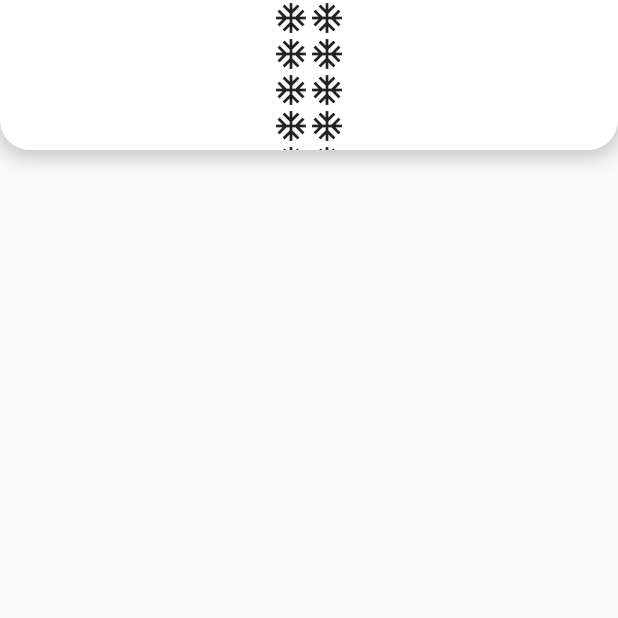
After one commit to ZaryabAlam/Bong, a Flutter app: the Cate2 screen opened directly, on a phone screen of 412 x 824 dp, the top half of it. The commit adds this screen. Run offline on Flutter 3.47's test engine with Material 2 defaults, Android fonts, the phone set to English and light mode, and no system bars; our stand-ins replace percent_indicator, smooth_page_indicator.

Commit message:
Work Updated

```diff
--- a/lib/card2.dart
+++ b/lib/card2.dart
@@ -15,7 +15,7 @@ class _Card2State extends State<Card2> {
       elevation: 15,
       shape: RoundedRectangleBorder(borderRadius: BorderRadius.circular(40)),
       shadowColor: Colors.black87,
-      color: Colors.cyan,
+      color: Color(0xFF02c0f5),
       child: Container(
         height: _h * 0.065,
         width: _w * 0.99,
--- /dev/null
+++ b/lib/cate.dart
@@ -0,0 +1,124 @@
+import 'package:flutter/material.dart';
+
+class Cate2 extends StatefulWidget {
+  @override
+  State<Cate2> createState() => _Cate2State();
+}
+
+class _Cate2State extends State<Cate2> {
+  double _height = 100;
+
+  void onClick() {
+    if (_height == 300) {
+      setState(() {
+        _height = 100.0;
+      });
+    } else {
+      setState(() {
+        _height = 300;
+      });
+    }
+  }
+
+  @override
+  Widget build(BuildContext context) {
+    final List<Widget> _widgets = [
+      Container(
+        width: MediaQuery.of(context).size.width,
+        height: 100,
+        decoration: BoxDecoration(
+          boxShadow: [
+            BoxShadow(
+              color: Colors.black.withOpacity(0.2),
+              spreadRadius: 2,
+              blurRadius: 10,
+              offset: const Offset(0, 3),
+            ),
+          ],
+          borderRadius: const BorderRadius.only(
+            bottomLeft: Radius.circular(20),
+            bottomRight: Radius.circular(20),
+          ),
+        ),
+      ),
+      Container(
+        width: MediaQuery.of(context).size.width,
+        height: 100,
+        color: Colors.grey,
+      ),
+      Container(
+        width: MediaQuery.of(context).size.width,
+        height: 100,
+        decoration: const BoxDecoration(
+          boxShadow: [
+            BoxShadow(
+              color: Colors.red,
+            ),
+          ],
+          borderRadius: BorderRadius.only(
+            bottomLeft: Radius.circular(20),
+            bottomRight: Radius.circular(20),
+          ),
+        ),
+      )
+    ];
+
+    return Scaffold(
+      body: Column(
+        children: [
+          InkWell(
+            onTap: () {
+              onClick();
+            },
+            child: AnimatedContainer(
+              duration: const Duration(milliseconds: 550),
+              height: _height,
+              width: MediaQuery.of(context).size.width,
+              decoration: BoxDecoration(
+                color: Colors.white,
+                boxShadow: [
+                  BoxShadow(
+                    color: Colors.black.withOpacity(0.2),
+                    spreadRadius: 2,
+                    blurRadius: 10,
+                    offset: const Offset(0, 3),
+                  ),
+                ],
+                borderRadius: const BorderRadius.only(
+                  bottomLeft: Radius.circular(20),
+                  bottomRight: Radius.circular(20),
+                ),
+              ),
+              child: SingleChildScrollView(
+                physics: const NeverScrollableScrollPhysics(),
+                child: Row(
+                  mainAxisAlignment: MainAxisAlignment.center,
+                  children: [
+                    Column(
+                      children: [
+                        Icon(Icons.ac_unit),
+                        Icon(Icons.ac_unit),
+                        Icon(Icons.ac_unit),
+                        Icon(Icons.ac_unit),
+                        Icon(Icons.ac_unit)
+                      ],
+                    ),
+                    Column(
+                      children: [
+                        Icon(Icons.ac_unit),
+                        Icon(Icons.ac_unit),
+                        Icon(Icons.ac_unit),
+                        Icon(Icons.ac_unit),
+                        Icon(Icons.ac_unit)
+                      ],
+                    ),
+                  ],
+                ),
+              ),
+            ),
+          ),
+        ],
+      ),
+    );
+  }
+}
--- a/lib/main.dart
+++ b/lib/main.dart
@@ -1,4 +1,7 @@
 import 'package:bong/appbar.dart';
+import 'package:bong/cate.dart';
+import 'package:bong/cate1.dart';
+import 'package:bong/cate3.dart';
 import 'package:bong/slide1.dart';
 import 'package:bong/card2.dart';
 import 'package:bong/first.dart';
@@ -17,7 +20,7 @@ class MyApp extends StatelessWidget {
       home: Scaffold(
         appBar: PreferredSize(
             preferredSize: Size.fromHeight(80.0), child: Appbar1()),
-        body: Home(),
+        body: ContactsPage(),
         bottomNavigationBar: BottomNavigationBar(
             selectedItemColor: Colors.grey[700],
             showSelectedLabels: false,
```
Also changed, not shown: lib/cate1.dart (added, +54 -0 lines), lib/cate3.dart (added, +101 -0 lines).
